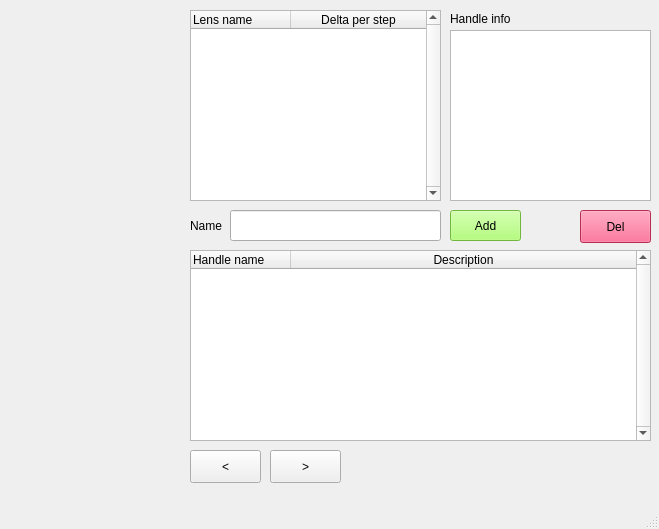
Before: the Qt Designer form uis/handle_window.ui in vitaliibalakin/c_orbit, drawn with Qt 5.
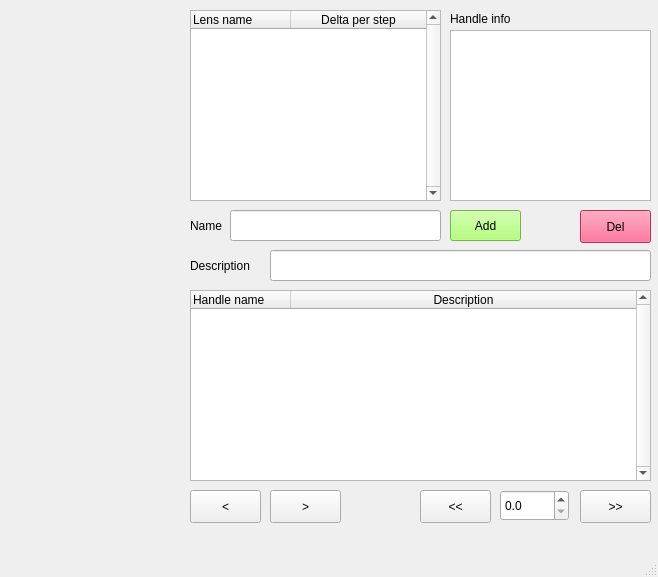
After: the same form once the commit is applied.

Patch:
```diff
--- a/uis/handle_window.ui
+++ b/uis/handle_window.ui
@@ -6,8 +6,8 @@
    <rect>
     <x>0</x>
     <y>0</y>
-    <width>659</width>
-    <height>529</height>
+    <width>658</width>
+    <height>577</height>
    </rect>
   </property>
   <property name="windowTitle">
@@ -61,7 +61,7 @@
     <property name="geometry">
      <rect>
       <x>190</x>
-      <y>450</y>
+      <y>490</y>
       <width>71</width>
       <height>33</height>
      </rect>
@@ -74,7 +74,7 @@
     <property name="geometry">
      <rect>
       <x>270</x>
-      <y>450</y>
+      <y>490</y>
       <width>71</width>
       <height>33</height>
      </rect>
@@ -121,7 +121,7 @@
       <x>0</x>
       <y>10</y>
       <width>181</width>
-      <height>471</height>
+      <height>521</height>
      </rect>
     </property>
    </widget>
@@ -129,7 +129,7 @@
     <property name="geometry">
      <rect>
       <x>190</x>
-      <y>250</y>
+      <y>290</y>
       <width>461</width>
       <height>191</height>
      </rect>
@@ -213,6 +213,77 @@
      </rect>
     </property>
    </widget>
+   <widget class="QPushButton" name="btn_cst_down">
+    <property name="geometry">
+     <rect>
+      <x>420</x>
+      <y>490</y>
+      <width>71</width>
+      <height>33</height>
+     </rect>
+    </property>
+    <property name="text">
+     <string>&lt;&lt;</string>
+    </property>
+   </widget>
+   <widget class="QPushButton" name="btn_cst_up">
+    <property name="geometry">
+     <rect>
+      <x>580</x>
+      <y>490</y>
+      <width>71</width>
+      <height>33</height>
+     </rect>
+    </property>
+    <property name="text">
+     <string>&gt;&gt;</string>
+    </property>
+   </widget>
+   <widget class="QDoubleSpinBox" name="cst_step">
+    <property name="geometry">
+     <rect>
+      <x>500</x>
+      <y>490</y>
+      <width>69</width>
+      <height>31</height>
+     </rect>
+    </property>
+    <property name="decimals">
+     <number>1</number>
+    </property>
+    <property name="minimum">
+     <double>0.000000000000000</double>
+    </property>
+    <property name="maximum">
+     <double>10.000000000000000</double>
+    </property>
+    <property name="singleStep">
+     <double>0.100000000000000</double>
+    </property>
+   </widget>
+   <widget class="QLabel" name="label_3">
+    <property name="geometry">
+     <rect>
+      <x>190</x>
+      <y>250</y>
+      <width>81</width>
+      <height>31</height>
+     </rect>
+    </property>
+    <property name="text">
+     <string>Description</string>
+    </property>
+   </widget>
+   <widget class="QLineEdit" name="handle_descr">
+    <property name="geometry">
+     <rect>
+      <x>270</x>
+      <y>250</y>
+      <width>381</width>
+      <height>31</height>
+     </rect>
+    </property>
+   </widget>
   </widget>
   <widget class="QMenuBar" name="menubar">
    <property name="geometry">
```
Left out of the diff: 2 changed lines with no effect on the pictures.
